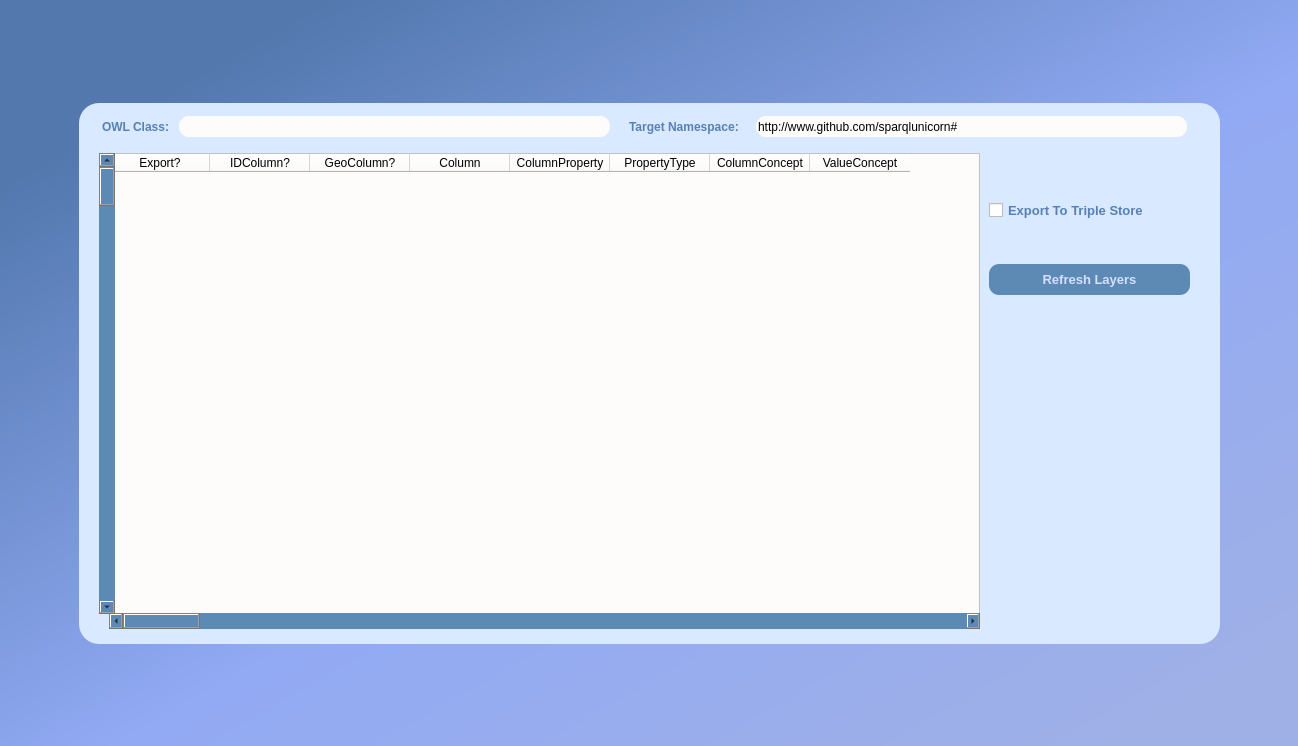
Before: the Qt Designer form Interlink.ui in Cprudhomme/SpaLOD_qgis_plugin, drawn with Qt 5.
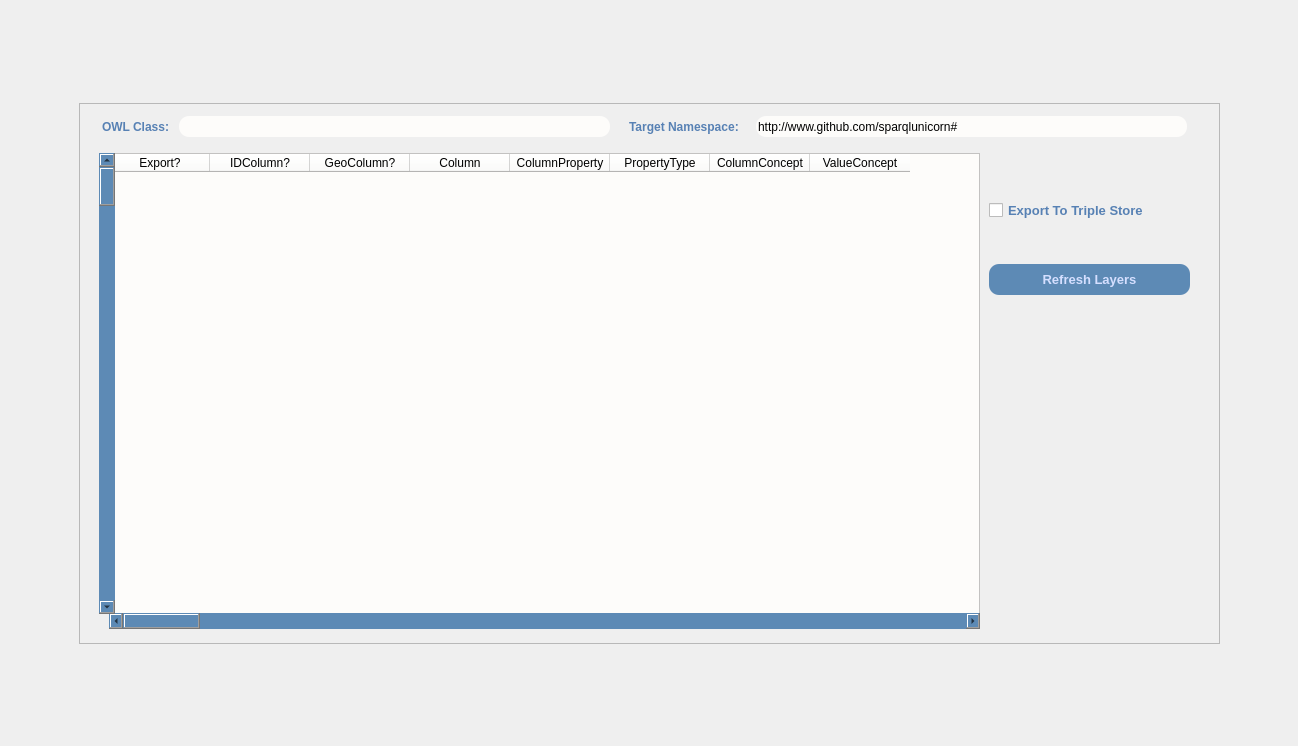
After: the same form once the commit is applied.

Patch:
```diff
--- a/Interlink.ui
+++ b/Interlink.ui
@@ -1,7 +1,7 @@
 <?xml version="1.0" encoding="UTF-8"?>
 <ui version="4.0">
- <class>Form</class>
- <widget class="QWidget" name="Form">
+ <class>InterlinkForm</class>
+ <widget class="QWidget" name="InterlinkForm">
   <property name="geometry">
    <rect>
     <x>0</x>
@@ -18,21 +18,21 @@
 background-color: qlineargradient(spread:repeat, x1:0, y1:0, x2:1, y2:1, stop:0.125 rgba(82, 120, 174, 255), stop:0.545455 rgba(146, 170, 244, 255), stop:0.931818 rgba(159, 176, 230, 255));}</string>
   </property>
   <layout class="QGridLayout" name="gridLayout">
-   <item row="0" column="2">
-    <spacer name="verticalSpacer_2">
+   <item row="1" column="3">
+    <spacer name="horizontalSpacer_right_Interlink">
      <property name="orientation">
-      <enum>Qt::Vertical</enum>
+      <enum>Qt::Horizontal</enum>
      </property>
      <property name="sizeHint" stdset="0">
       <size>
-       <width>20</width>
-       <height>85</height>
+       <width>60</width>
+       <height>20</height>
       </size>
      </property>
     </spacer>
    </item>
    <item row="1" column="0">
-    <spacer name="horizontalSpacer">
+    <spacer name="horizontalSpacer_left_Interlink">
      <property name="orientation">
       <enum>Qt::Horizontal</enum>
      </property>
@@ -44,8 +44,34 @@
      </property>
     </spacer>
    </item>
+   <item row="2" column="1">
+    <spacer name="verticalSpacer_bottom_Interlink">
+     <property name="orientation">
+      <enum>Qt::Vertical</enum>
+     </property>
+     <property name="sizeHint" stdset="0">
+      <size>
+       <width>20</width>
+       <height>84</height>
+      </size>
+     </property>
+    </spacer>
+   </item>
+   <item row="0" column="2">
+    <spacer name="verticalSpacer_top_Interlink">
+     <property name="orientation">
+      <enum>Qt::Vertical</enum>
+     </property>
+     <property name="sizeHint" stdset="0">
+      <size>
+       <width>20</width>
+       <height>85</height>
+      </size>
+     </property>
+    </spacer>
+   </item>
    <item row="1" column="1" colspan="2">
-    <widget class="QFrame" name="frame_2">
+    <widget class="QFrame" name="_Interlink_frame">
      <property name="minimumSize">
       <size>
        <width>1141</width>
@@ -130,7 +156,7 @@
        </property>
       </column>
      </widget>
-     <widget class="QWidget" name="widget_7" native="true">
+     <widget class="QWidget" name="Owl_Class_and_Target_Namespace_inp" native="true">
       <property name="geometry">
        <rect>
         <x>10</x>
@@ -143,7 +169,7 @@
        <item row="0" column="1">
         <layout class="QHBoxLayout" name="horizontalLayout_9">
          <item>
-          <widget class="QLabel" name="label_7">
+          <widget class="QLabel" name="Target_Namespace_label">
            <property name="minimumSize">
             <size>
              <width>121</width>
@@ -199,7 +225,7 @@
        <item row="0" column="0">
         <layout class="QHBoxLayout" name="horizontalLayout_8">
          <item>
-          <widget class="QLabel" name="label_5">
+          <widget class="QLabel" name="Owl_Class_label">
            <property name="minimumSize">
             <size>
              <width>71</width>
@@ -253,7 +279,7 @@
        </item>
       </layout>
      </widget>
-     <widget class="QWidget" name="widget_6" native="true">
+     <widget class="QWidget" name="Export_trplstore_and_RefreshLayers" native="true">
       <property name="geometry">
        <rect>
         <x>910</x>
@@ -334,7 +360,7 @@
        </item>
       </layout>
      </widget>
-     <widget class="QScrollBar" name="horizontalScrollBar">
+     <widget class="QScrollBar" name="horizontalScrollBar_Interlink">
       <property name="geometry">
        <rect>
         <x>30</x>
@@ -354,7 +380,7 @@
        <enum>Qt::Horizontal</enum>
       </property>
      </widget>
-     <widget class="QScrollBar" name="verticalScrollBar">
+     <widget class="QScrollBar" name="verticalScrollBar_Interlink">
       <property name="geometry">
        <rect>
         <x>20</x>
@@ -376,32 +402,6 @@
      </widget>
     </widget>
    </item>
-   <item row="1" column="3">
-    <spacer name="horizontalSpacer_2">
-     <property name="orientation">
-      <enum>Qt::Horizontal</enum>
-     </property>
-     <property name="sizeHint" stdset="0">
-      <size>
-       <width>60</width>
-       <height>20</height>
-      </size>
-     </property>
-    </spacer>
-   </item>
-   <item row="2" column="1">
-    <spacer name="verticalSpacer">
-     <property name="orientation">
-      <enum>Qt::Vertical</enum>
-     </property>
-     <property name="sizeHint" stdset="0">
-      <size>
-       <width>20</width>
-       <height>84</height>
-      </size>
-     </property>
-    </spacer>
-   </item>
   </layout>
  </widget>
  <resources/>
```
